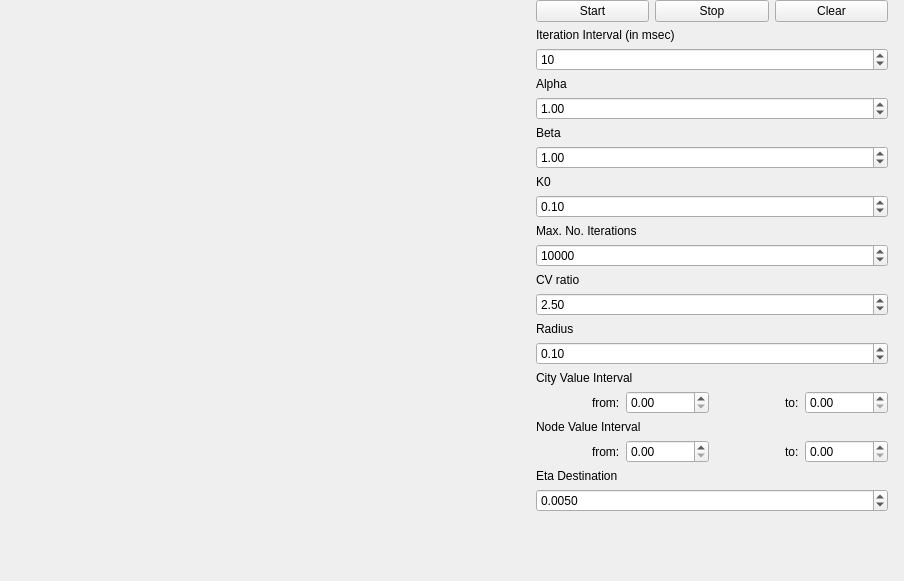
Old version of the form milestone2/steuerung.ui in the repository yuliahn/PRG_Praktikum.
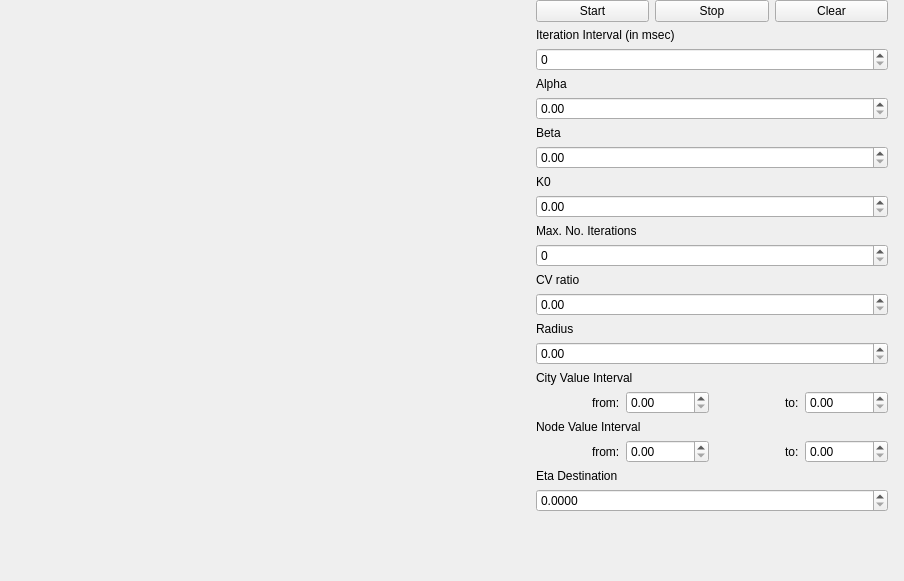
New version of the form.

Commit message: initial values reset to 0

What changed in the file:
```diff
--- a/milestone2/steuerung.ui
+++ b/milestone2/steuerung.ui
@@ -64,7 +64,7 @@
        <number>10</number>
       </property>
       <property name="value">
-       <number>10</number>
+       <number>0</number>
       </property>
      </widget>
     </item>
@@ -78,7 +78,7 @@
     <item>
      <widget class="QDoubleSpinBox" name="alpha">
       <property name="value">
-       <double>1.000000000000000</double>
+       <double>0.000000000000000</double>
       </property>
      </widget>
     </item>
@@ -92,7 +92,7 @@
     <item>
      <widget class="QDoubleSpinBox" name="beta">
       <property name="value">
-       <double>1.000000000000000</double>
+       <double>0.000000000000000</double>
       </property>
      </widget>
     </item>
@@ -106,7 +106,7 @@
     <item>
      <widget class="QDoubleSpinBox" name="k0">
       <property name="value">
-       <double>0.100000000000000</double>
+       <double>0.000000000000000</double>
       </property>
      </widget>
     </item>
@@ -126,7 +126,7 @@
        <number>1</number>
       </property>
       <property name="value">
-       <number>10000</number>
+       <number>0</number>
       </property>
      </widget>
     </item>
@@ -140,7 +140,7 @@
     <item>
      <widget class="QDoubleSpinBox" name="cvRatio">
       <property name="value">
-       <double>2.500000000000000</double>
+       <double>0.000000000000000</double>
       </property>
      </widget>
     </item>
@@ -154,7 +154,7 @@
     <item>
      <widget class="QDoubleSpinBox" name="radius">
       <property name="value">
-       <double>0.100000000000000</double>
+       <double>0.000000000000000</double>
       </property>
      </widget>
     </item>
@@ -233,7 +233,7 @@
        <number>4</number>
       </property>
       <property name="value">
-       <double>0.005000000000000</double>
+       <double>0.000000000000000</double>
       </property>
      </widget>
     </item>
```
The commit also changes 1 other file.
